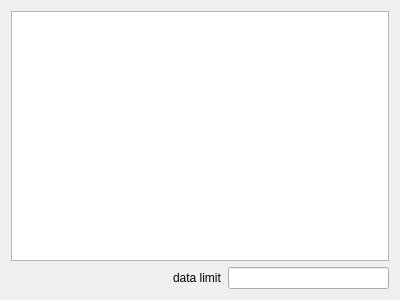
Above: src/form/data/formdata.ui from MRsoymilk/MySerial before the change. Below: the same form after it.
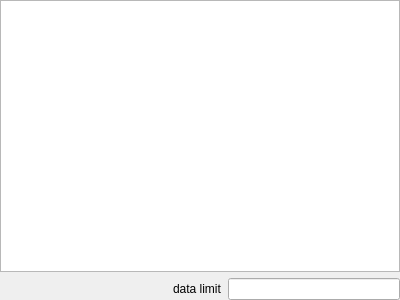
That is the form after the change.

The edit to the form file:
```diff
--- a/src/form/data/formdata.ui
+++ b/src/form/data/formdata.ui
@@ -14,6 +14,18 @@
    <string>Data</string>
   </property>
   <layout class="QGridLayout" name="gridLayout">
+   <property name="leftMargin">
+    <number>0</number>
+   </property>
+   <property name="topMargin">
+    <number>0</number>
+   </property>
+   <property name="rightMargin">
+    <number>0</number>
+   </property>
+   <property name="bottomMargin">
+    <number>0</number>
+   </property>
    <item row="0" column="0">
     <widget class="QTableView" name="table"/>
    </item>
```
